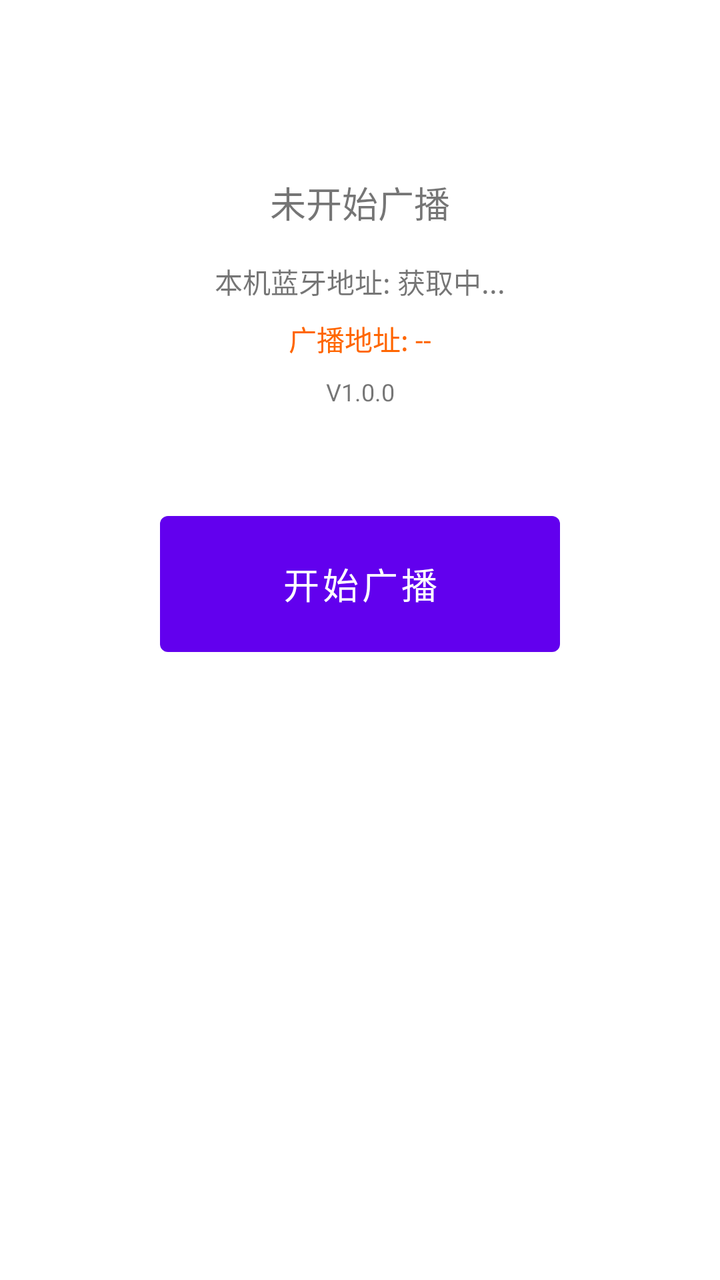
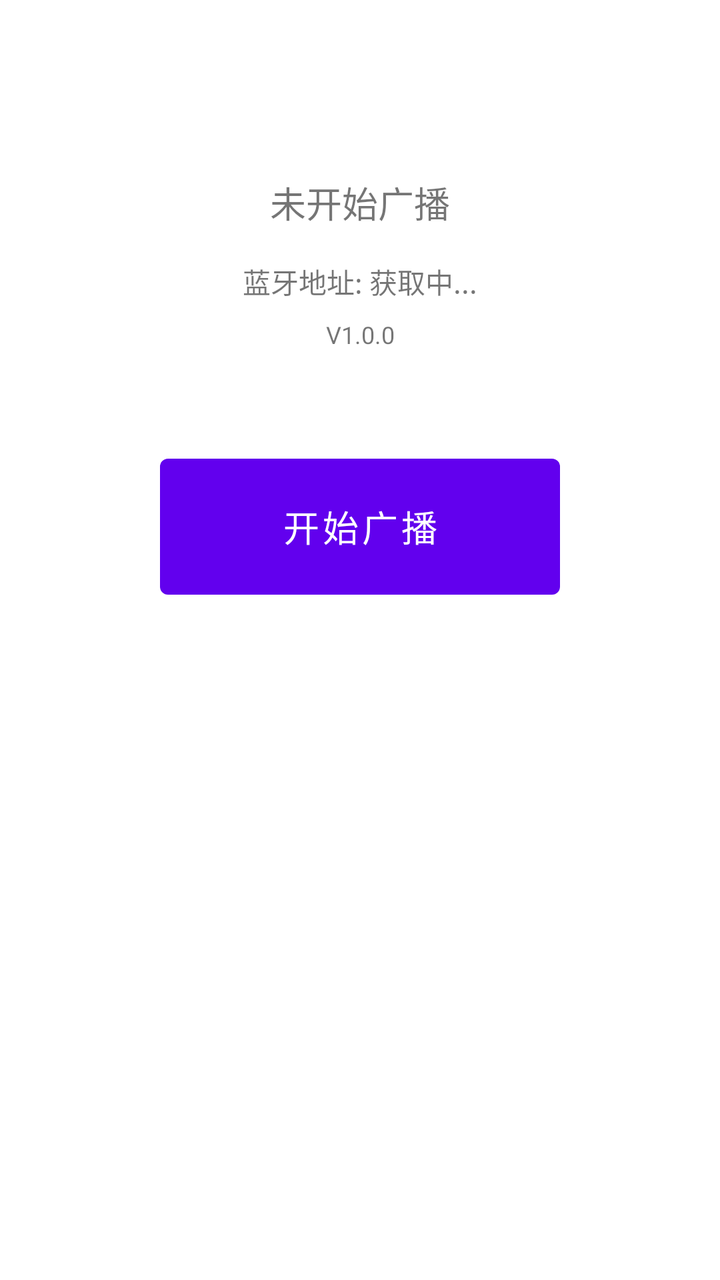

Screens rendered from an Android XML layout before and after an edit, with the pre-edit source and the edit as a unified diff.
<!-- AndroidManifest.xml: application theme Theme.BLEAnchor -->
<!-- res/layout/activity_main.xml -->
<?xml version="1.0" encoding="utf-8"?>
<androidx.constraintlayout.widget.ConstraintLayout
    xmlns:android="http://schemas.android.com/apk/res/android"
    xmlns:app="http://schemas.android.com/apk/res-auto"
    android:layout_width="match_parent"
    android:layout_height="match_parent"
    android:padding="24dp">

    <TextView
        android:id="@+id/status_text"
        android:layout_width="wrap_content"
        android:layout_height="wrap_content"
        android:text="未开始广播"
        android:textSize="18sp"
        app:layout_constraintTop_toTopOf="parent"
        app:layout_constraintStart_toStartOf="parent"
        app:layout_constraintEnd_toEndOf="parent"
        android:layout_marginTop="64dp"/>

    <TextView
        android:id="@+id/address_text"
        android:layout_width="wrap_content"
        android:layout_height="wrap_content"
        android:text="本机蓝牙地址: 获取中..."
        android:textSize="14sp"
        app:layout_constraintTop_toBottomOf="@id/status_text"
        app:layout_constraintStart_toStartOf="parent"
        app:layout_constraintEnd_toEndOf="parent"
        android:layout_marginTop="16dp"/>

    <TextView
        android:id="@+id/broadcast_address_text"
        android:layout_width="wrap_content"
        android:layout_height="wrap_content"
        android:text="广播地址: --"
        android:textSize="14sp"
        android:textColor="#FF6600"
        app:layout_constraintTop_toBottomOf="@id/address_text"
        app:layout_constraintStart_toStartOf="parent"
        app:layout_constraintEnd_toEndOf="parent"
        android:layout_marginTop="8dp"/>

    <TextView
        android:id="@+id/version_text"
        android:layout_width="wrap_content"
        android:layout_height="wrap_content"
        android:text="V1.0.0"
        android:textSize="12sp"
        app:layout_constraintTop_toBottomOf="@id/broadcast_address_text"
        app:layout_constraintStart_toStartOf="parent"
        app:layout_constraintEnd_toEndOf="parent"
        android:layout_marginTop="8dp"/>

    <Button
        android:id="@+id/toggle_button"
        android:layout_width="200dp"
        android:layout_height="80dp"
        android:text="开始广播"
        android:textSize="18sp"
        app:layout_constraintTop_toBottomOf="@id/version_text"
        app:layout_constraintStart_toStartOf="parent"
        app:layout_constraintEnd_toEndOf="parent"
        android:layout_marginTop="48dp"/>

</androidx.constraintlayout.widget.ConstraintLayout>
<!-- resources referenced by this layout -->
<resources>
  <style name="Theme.BLEAnchor" parent="Theme.MaterialComponents.DayNight.NoActionBar">
          <item name="colorPrimary">#FF6200EE</item>
          <item name="colorOnPrimary">@android:color/white</item>
      </style>
</resources>

<!-- the commit's change to res/layout/activity_main.xml (unified diff, before → after) -->
@@ -21,7 +21,7 @@
         android:id="@+id/address_text"
         android:layout_width="wrap_content"
         android:layout_height="wrap_content"
-        android:text="本机蓝牙地址: 获取中..."
+        android:text="蓝牙地址: 获取中..."
         android:textSize="14sp"
         app:layout_constraintTop_toBottomOf="@id/status_text"
         app:layout_constraintStart_toStartOf="parent"
@@ -29,24 +29,12 @@
         android:layout_marginTop="16dp"/>
 
     <TextView
-        android:id="@+id/broadcast_address_text"
-        android:layout_width="wrap_content"
-        android:layout_height="wrap_content"
-        android:text="广播地址: --"
-        android:textSize="14sp"
-        android:textColor="#FF6600"
-        app:layout_constraintTop_toBottomOf="@id/address_text"
-        app:layout_constraintStart_toStartOf="parent"
-        app:layout_constraintEnd_toEndOf="parent"
-        android:layout_marginTop="8dp"/>
-
-    <TextView
         android:id="@+id/version_text"
         android:layout_width="wrap_content"
         android:layout_height="wrap_content"
         android:text="V1.0.0"
         android:textSize="12sp"
-        app:layout_constraintTop_toBottomOf="@id/broadcast_address_text"
+        app:layout_constraintTop_toBottomOf="@id/address_text"
         app:layout_constraintStart_toStartOf="parent"
         app:layout_constraintEnd_toEndOf="parent"
         android:layout_marginTop="8dp"/>
